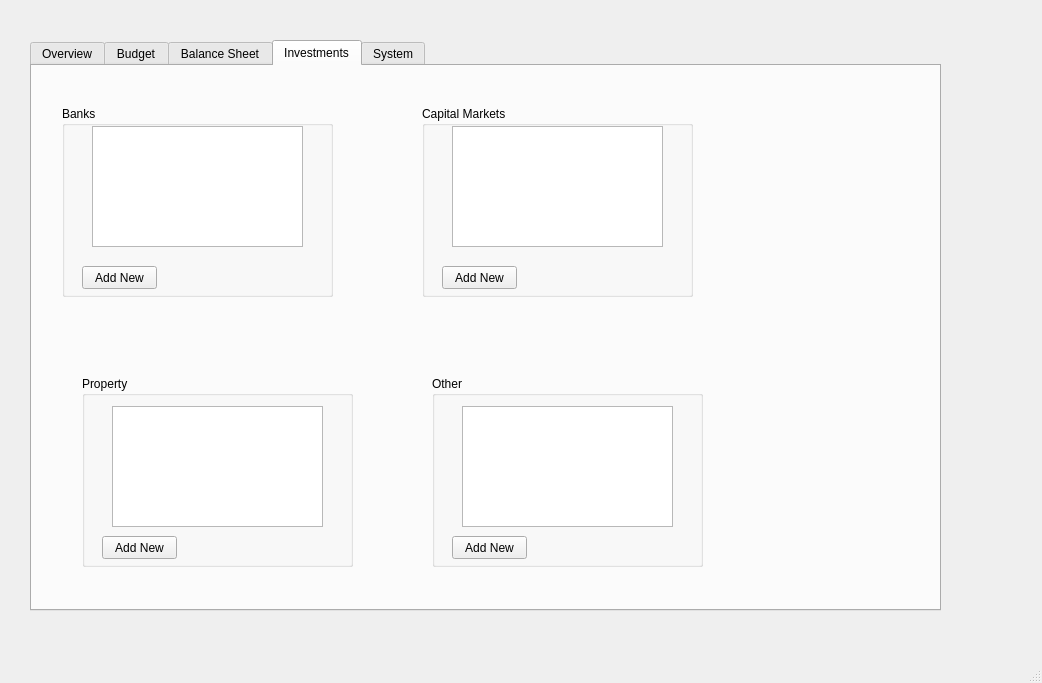
Before: the Qt Designer form QTClient/Client/mainwindow.ui in ranadewa/WealthManager, drawn with Qt 5.
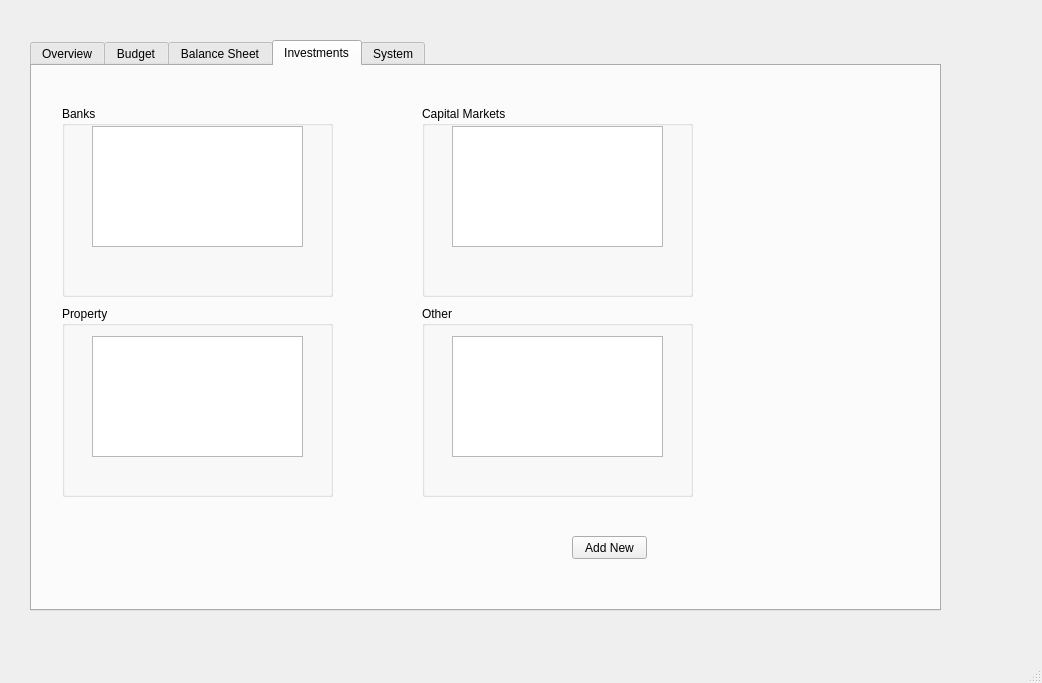
After: the same form once the commit is applied.

```diff
--- a/QTClient/Client/mainwindow.ui
+++ b/QTClient/Client/mainwindow.ui
@@ -129,19 +129,6 @@
       <property name="title">
        <string>Banks</string>
       </property>
-      <widget class="QPushButton" name="addBank">
-       <property name="geometry">
-        <rect>
-         <x>20</x>
-         <y>160</y>
-         <width>75</width>
-         <height>23</height>
-        </rect>
-       </property>
-       <property name="text">
-        <string>Add New</string>
-       </property>
-      </widget>
       <widget class="QTableWidget" name="banksTable">
        <property name="geometry">
         <rect>
@@ -165,19 +152,6 @@
       <property name="title">
        <string>Capital Markets</string>
       </property>
-      <widget class="QPushButton" name="addShares">
-       <property name="geometry">
-        <rect>
-         <x>20</x>
-         <y>160</y>
-         <width>75</width>
-         <height>23</height>
-        </rect>
-       </property>
-       <property name="text">
-        <string>Add New</string>
-       </property>
-      </widget>
       <widget class="QTableWidget" name="capitalMarketsTable">
        <property name="geometry">
         <rect>
@@ -192,8 +166,8 @@
      <widget class="QGroupBox" name="groupBox_5">
       <property name="geometry">
        <rect>
-        <x>50</x>
-        <y>310</y>
+        <x>30</x>
+        <y>240</y>
         <width>271</width>
         <height>191</height>
        </rect>
@@ -201,19 +175,6 @@
       <property name="title">
        <string>Property</string>
       </property>
-      <widget class="QPushButton" name="addProperty">
-       <property name="geometry">
-        <rect>
-         <x>20</x>
-         <y>160</y>
-         <width>75</width>
-         <height>23</height>
-        </rect>
-       </property>
-       <property name="text">
-        <string>Add New</string>
-       </property>
-      </widget>
       <widget class="QTableWidget" name="propertyTable">
        <property name="geometry">
         <rect>
@@ -228,8 +189,8 @@
      <widget class="QGroupBox" name="groupBox_6">
       <property name="geometry">
        <rect>
-        <x>400</x>
-        <y>310</y>
+        <x>390</x>
+        <y>240</y>
         <width>271</width>
         <height>191</height>
        </rect>
@@ -237,19 +198,6 @@
       <property name="title">
        <string>Other</string>
       </property>
-      <widget class="QPushButton" name="addOthers">
-       <property name="geometry">
-        <rect>
-         <x>20</x>
-         <y>160</y>
-         <width>75</width>
-         <height>23</height>
-        </rect>
-       </property>
-       <property name="text">
-        <string>Add New</string>
-       </property>
-      </widget>
       <widget class="QTableWidget" name="otherInvTable">
        <property name="geometry">
         <rect>
@@ -261,6 +209,19 @@
        </property>
       </widget>
      </widget>
+     <widget class="QPushButton" name="addNew">
+      <property name="geometry">
+       <rect>
+        <x>540</x>
+        <y>470</y>
+        <width>75</width>
+        <height>23</height>
+       </rect>
+      </property>
+      <property name="text">
+       <string>Add New</string>
+      </property>
+     </widget>
     </widget>
     <widget class="QWidget" name="system">
      <attribute name="title">
```
